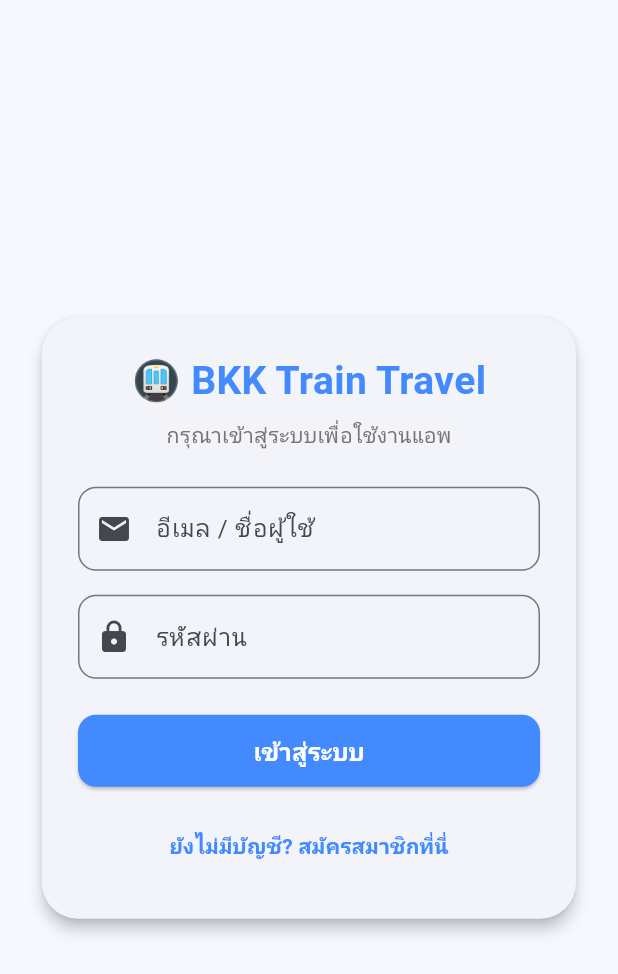
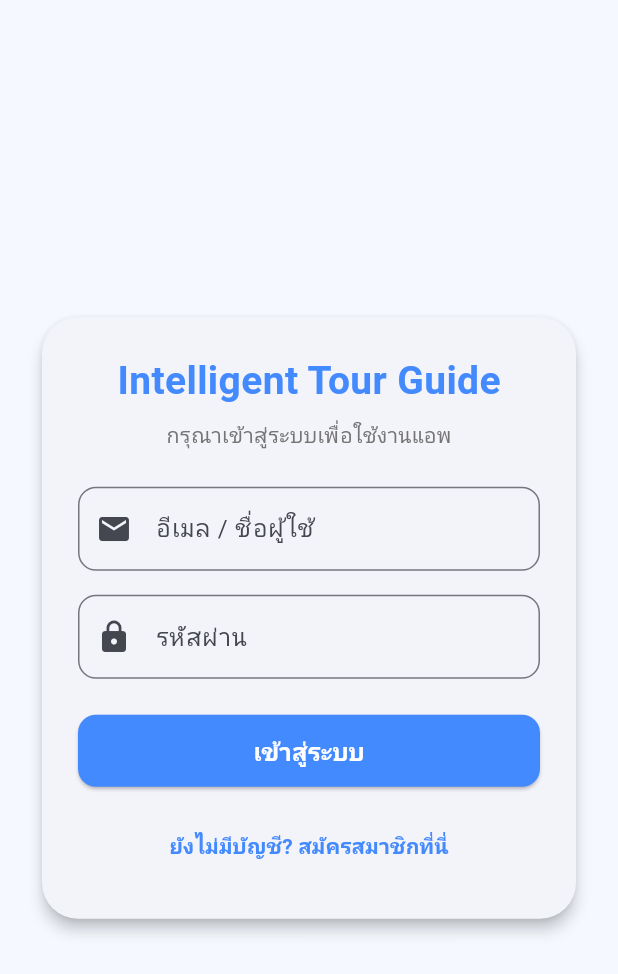
Before and after one commit to nongbluelnwza007/flutter_application_1_demo, a Flutter app: the screen it shows after launch, on a phone screen of 412 x 824 dp. Shown: the top 974 px of the screen. Run offline on Flutter 3.47's test engine with Material 3 defaults, Android fonts, the phone set to English and light mode, and no system bars; our stand-ins replace google_generative_ai, image_picker.

Commit message:
Update main.dart

```diff
--- a/lib/main.dart
+++ b/lib/main.dart
@@ -126,7 +126,7 @@ class _LoginScreenState extends State<LoginScreen> {
                     mainAxisSize: MainAxisSize.min,
                     children: [
                       const Text(
-                        '🚇 BKK Train Travel',
+                        'Intelligent Tour Guide',
                         style: TextStyle(fontSize: 26, fontWeight: FontWeight.bold, color: Colors.blueAccent),
                       ),
                       const SizedBox(height: 8),
@@ -552,7 +552,7 @@ class _HomeScreenState extends State<HomeScreen> {
     return Scaffold(
       backgroundColor: Colors.grey[100],
       appBar: AppBar(
-        title: const Text('BKK Train Travel 🚇', style: TextStyle(fontWeight: FontWeight.bold, color: Colors.white)),
+        title: const Text('Intelligent Tour Guide', style: TextStyle(fontWeight: FontWeight.bold, color: Colors.white)),
         backgroundColor: Colors.blueAccent,
         centerTitle: true,
         actions: [
```
